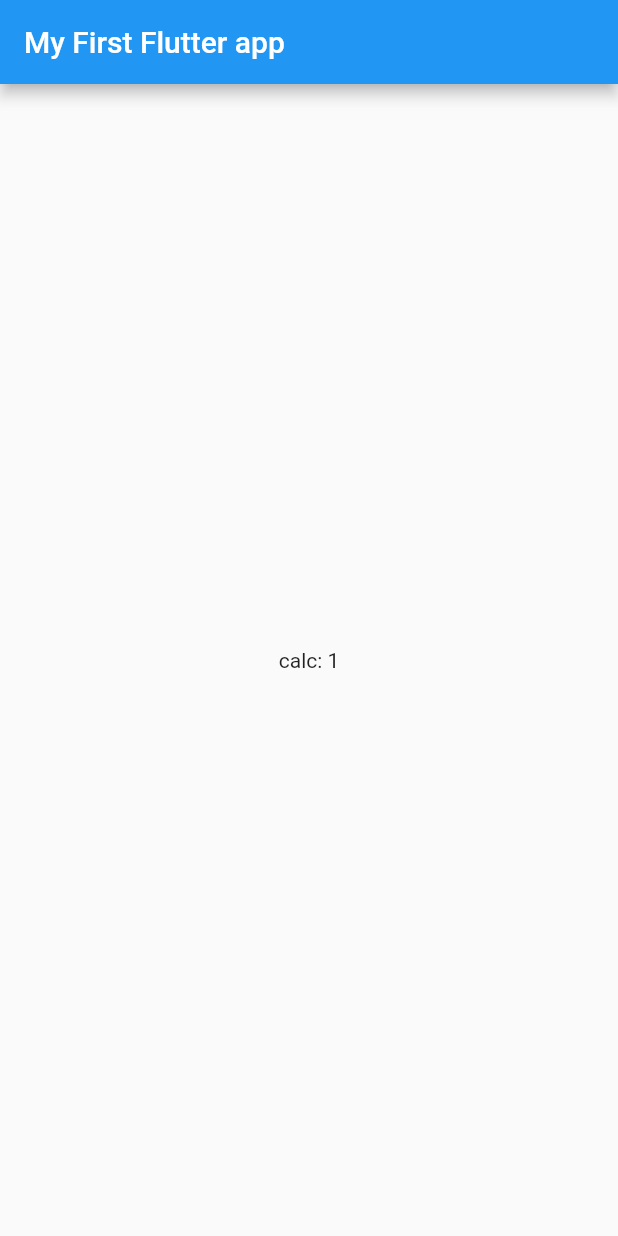
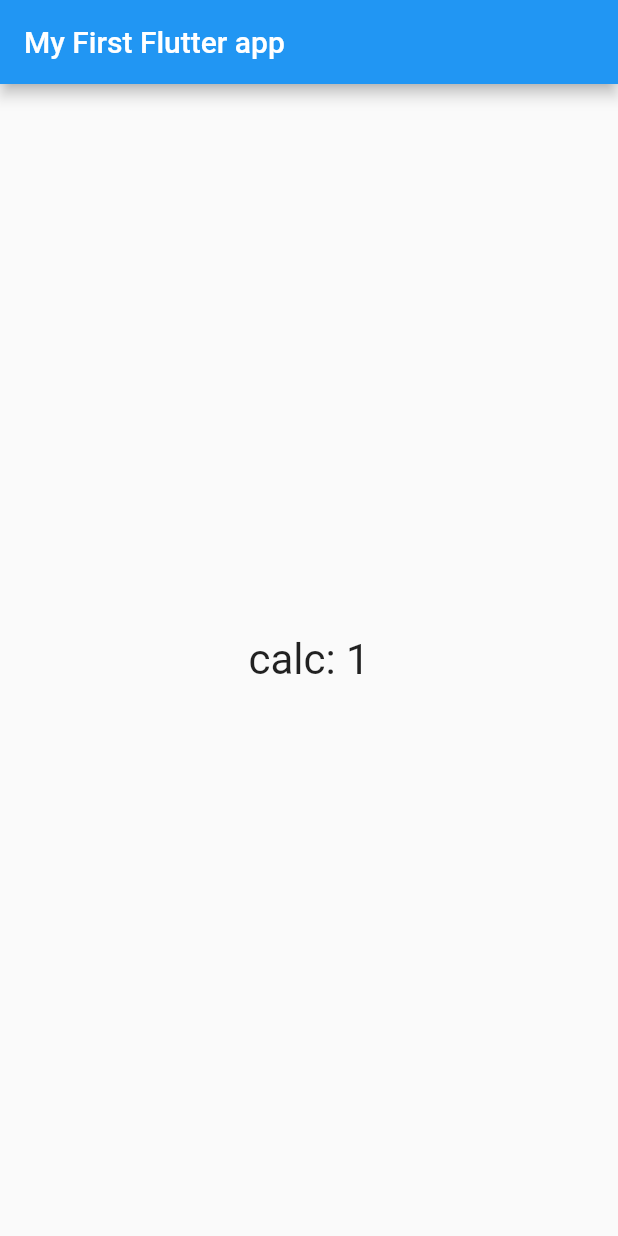
Before and after one commit to felipebritz/my_first_app, a Flutter app: the screen it shows after launch, on a phone screen of 412 x 824 dp. Run offline on Flutter 3.47's test engine with Material 2 defaults, Android fonts, the phone set to English and light mode, and no system bars.

Commit message:
font size ajusted

```diff
--- a/lib/main.dart
+++ b/lib/main.dart
@@ -50,11 +50,13 @@ class _MyHomePageState extends State<MyHomePage> {
         ),
         body: Center(
           child: GestureDetector(
-          child: Text('calc: $_calc'),
+            child: Text(
+              'calc: $_calc',
+              style: TextStyle(fontSize: 28.0),
+            ),
             onTap: _onTap,
             onLongPress: _onLongPress,
           ),
-      )
-    );
+        ));
   }
 }
```
Lines whose indentation alone changed are shown as unchanged.
